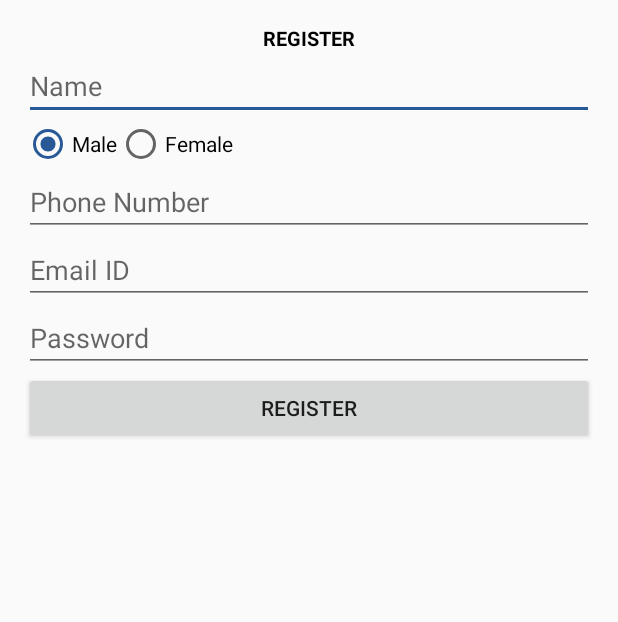
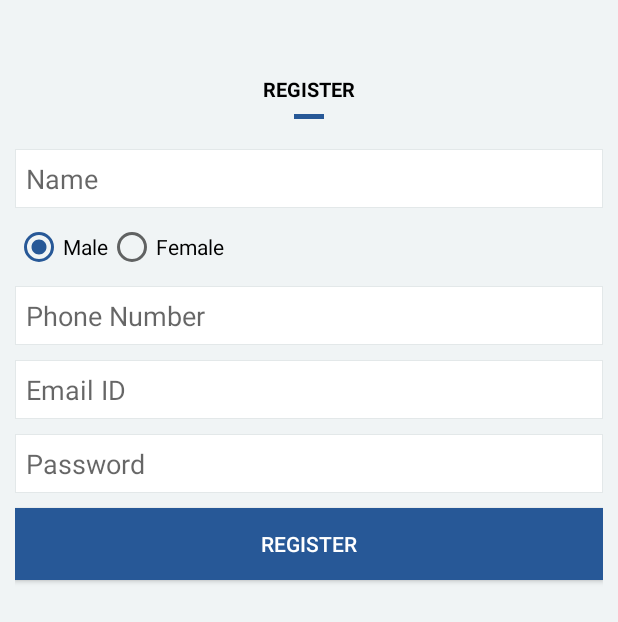
Before and after one commit to prashanth-nani/sos, an Android app: the RegisterActivity screen opened directly, with no data from a screen before it, on a phone screen of 412 x 824 dp. Shown: the top 622 px of the screen. Run offline under Robolectric (Android 15) with nearby library versions, the phone set to English and light mode, and no system bars; our stand-ins replace Volley; network calls fail; 1 statement that could not run was skipped.

Commit message:
UI improvements and add progressBar loading to all async activities

```diff
--- a/app/src/main/java/in/ac/mnnit/sos/HomeActivity.java
+++ b/app/src/main/java/in/ac/mnnit/sos/HomeActivity.java
@@ -53,7 +53,7 @@ public class HomeActivity extends AppCompatActivity
         } else if (exit) {
             finish(); // finish activity
         } else {
-            Snackbar.make(findViewById(android.R.id.content), "Press Back again to Exit.", Snackbar.LENGTH_SHORT)
+            Snackbar.make(findViewById(android.R.id.content), "Tap back again to exit", Snackbar.LENGTH_SHORT)
                     .setAction("Action", null).show();
             exit = true;
             new Handler().postDelayed(new Runnable() {
--- a/app/src/main/java/in/ac/mnnit/sos/RegisterActivity.java
+++ b/app/src/main/java/in/ac/mnnit/sos/RegisterActivity.java
@@ -8,8 +8,8 @@ import android.support.v7.app.AppCompatActivity;
 import android.os.Bundle;
 import android.view.View;
 import android.view.inputmethod.InputMethodManager;
-import android.widget.Button;
 import android.widget.EditText;
+import android.widget.FrameLayout;
 import android.widget.RadioButton;
 import android.widget.RadioGroup;
 import android.widget.Toast;
@@ -32,7 +32,8 @@ public class RegisterActivity extends AppCompatActivity {
     private RadioButton radioButton;
     private EditText etEmail;
     private EditText password;
-    private Button registerButton;
+    private FrameLayout progressBarHolder;
+
     private User user;
     Config config = new Config();
     private String BaseUrl = config.getBaseURL();
@@ -51,11 +52,15 @@ public class RegisterActivity extends AppCompatActivity {
         radioGroup = (RadioGroup) findViewById(R.id.radioSex);
         etEmail = (EditText) findViewById(R.id.emailEditText);
         password = (EditText) findViewById(R.id.passwordEditText);
+        progressBarHolder = (FrameLayout) findViewById(R.id.progressBarHolder);
+
         etEmail.setText(email);
         etEmail.setFocusable(false);
     }
 
     public void onClickRegister(final View v) {
+        progressBarHolder.setVisibility(View.VISIBLE);
+
         InputMethodManager imm = (InputMethodManager) getSystemService(Activity.INPUT_METHOD_SERVICE);
         imm.hideSoftInputFromWindow(v.getWindowToken(), 0);
 
@@ -67,6 +72,8 @@ public class RegisterActivity extends AppCompatActivity {
                 new Response.Listener<String>() {
                     @Override
                     public void onResponse(String response) {
+                        progressBarHolder.setVisibility(View.GONE);
+
                         if(response.equalsIgnoreCase("SUCCESS")){
                             Snackbar.make(v, "Successfully registered!", Snackbar.LENGTH_LONG)
                                     .setAction("Action", null).show();
@@ -92,7 +99,8 @@ public class RegisterActivity extends AppCompatActivity {
                 new Response.ErrorListener() {
                     @Override
                     public void onErrorResponse(VolleyError error) {
-                        Snackbar.make(v, "Registration Failed!", Snackbar.LENGTH_LONG)
+                        progressBarHolder.setVisibility(View.GONE);
+                        Snackbar.make(v, "Unable to reach the server at the moment. Please try after sometime.", Snackbar.LENGTH_LONG)
                                 .setAction("Action", null).show();
                     }
                 });
--- a/app/src/main/res/layout/activity_register.xml
+++ b/app/src/main/res/layout/activity_register.xml
@@ -1,14 +1,11 @@
 <?xml version="1.0" encoding="utf-8"?>
-<LinearLayout xmlns:android="http://schemas.android.com/apk/res/android"
+<RelativeLayout xmlns:android="http://schemas.android.com/apk/res/android"
     xmlns:tools="http://schemas.android.com/tools"
     android:id="@+id/activity_register"
     android:layout_width="match_parent"
     android:layout_height="match_parent"
-    android:paddingBottom="@dimen/activity_vertical_margin"
-    android:paddingLeft="@dimen/activity_horizontal_margin"
-    android:paddingRight="@dimen/activity_horizontal_margin"
-    android:paddingTop="@dimen/activity_vertical_margin"
-    android:orientation="vertical"
+    android:padding="10dp"
+    android:background="#F0F4F5"
     tools:context="in.ac.mnnit.sos.RegisterActivity">
 
 
@@ -18,20 +15,36 @@
         android:layout_width="match_parent"
         android:layout_height="wrap_content"
         android:id="@+id/registerTitle"
+        android:layout_marginTop="40dp"
         android:textSize="13sp"
         android:textColor="#000"
         android:textStyle="normal|bold" />
 
+    <View
+        android:id="@+id/horizontalLine"
+        android:layout_below="@+id/registerTitle"
+        android:layout_width="20dp"
+        android:layout_height="3dp"
+        android:layout_marginTop="7dp"
+        android:layout_centerHorizontal="true"
+        android:background="@color/colorPrimary"/>
+
     <EditText
+        android:layout_below="@+id/horizontalLine"
+        android:layout_marginTop="20dp"
         android:layout_width="match_parent"
         android:layout_height="wrap_content"
         android:inputType="textPersonName"
+        android:padding="7dp"
+        android:background="@drawable/text_input_background"
         android:ems="10"
         android:id="@+id/nameEditText"
         android:hint="Name" />
 
     <RadioGroup
+        android:layout_below="@+id/nameEditText"
         android:id="@+id/radioSex"
+        android:layout_marginTop="10dp"
         android:layout_width="wrap_content"
         android:layout_height="wrap_content"
         android:orientation="horizontal">
@@ -52,33 +65,68 @@
     </RadioGroup>
 
     <EditText
+        android:layout_below="@+id/radioSex"
         android:layout_width="match_parent"
         android:layout_height="wrap_content"
         android:inputType="phone"
+        android:padding="7dp"
+        android:layout_marginTop="10dp"
+        android:background="@drawable/text_input_background"
         android:ems="10"
         android:id="@+id/phoneEditText"
         android:hint="Phone Number" />
 
     <EditText
+        android:layout_below="@+id/phoneEditText"
         android:layout_width="match_parent"
         android:layout_height="wrap_content"
+        android:layout_marginTop="10dp"
         android:inputType="textEmailAddress"
+        android:padding="7dp"
+        android:background="@drawable/text_input_background"
         android:ems="10"
         android:id="@+id/emailEditText"
         android:hint="Email ID" />
 
     <EditText
+        android:layout_below="@+id/emailEditText"
         android:layout_width="match_parent"
         android:layout_height="wrap_content"
         android:inputType="textPassword"
+        android:padding="7dp"
+        android:layout_marginTop="10dp"
+        android:background="@drawable/text_input_background"
         android:ems="10"
         android:id="@+id/passwordEditText"
         android:hint="Password" />
 
     <Button
+        android:layout_below="@id/passwordEditText"
         android:text="REGISTER"
+        android:layout_marginTop="10dp"
         android:layout_width="match_parent"
         android:layout_height="wrap_content"
         android:onClick="onClickRegister"
+        android:textColor="#FFF"
+        android:background="@color/colorPrimary"
         android:id="@+id/registerButton" />
-</LinearLayout>
+
+    <FrameLayout
+        android:id="@+id/progressBarHolder"
+        android:layout_width="match_parent"
+        android:layout_height="match_parent"
+        android:alpha="0.4"
+        android:clickable="true"
+        android:animateLayoutChanges="true"
+        android:background="#000000"
+        android:visibility="gone">
+
+        <ProgressBar
+            android:layout_width="wrap_content"
+            android:layout_height="wrap_content"
+            android:layout_centerHorizontal="true"
+            android:layout_gravity="center"
+            android:layout_marginTop="40dp"
+            android:indeterminate="true" />
+    </FrameLayout>
+</RelativeLayout>
```
Also changed, not shown: app/src/main/java/in/ac/mnnit/sos/LoginActivity.java (+14 -6 lines), app/src/main/java/in/ac/mnnit/sos/UserEmailActivity.java (+11 -13 lines), app/src/main/res/layout/activity_login.xml (+30 -9 lines), app/src/main/res/layout/activity_user_email.xml (+21 -10 lines).
